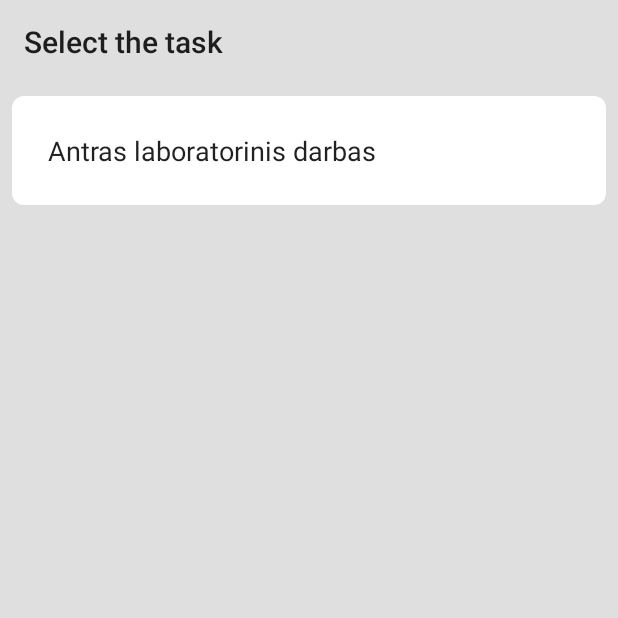
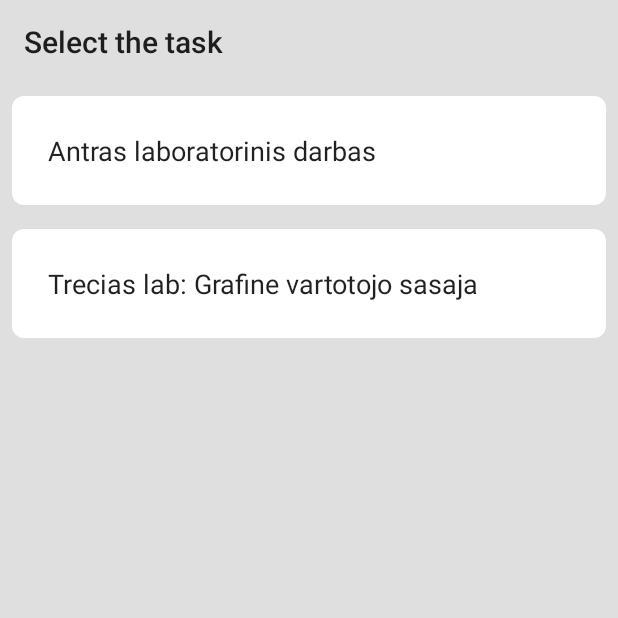
Before and after one commit to gsamsonas/mobiliuju-programavimas, an Android app: the screen it shows after launch (MainActivity), on a phone screen of 412 x 824 dp, the top half of it. Run offline under Robolectric (Android 15) with nearby library versions, the phone set to English and light mode, and no system bars; our stand-ins replace Dagger/Hilt's generated code, Timber, data binding, navigation-ui.

Commit message:
create Graphical Information Input Fragment

```diff
--- a/app/build.gradle
+++ b/app/build.gradle
@@ -21,7 +21,7 @@ android {
     }
 
     dataBinding {
-        enabled = true
+        enabled true
     }
 
     compileOptions {
--- a/app/src/main/java/com/gsamsonas/mobiliujuprogramavimas/fragments/MainFragment.kt
+++ b/app/src/main/java/com/gsamsonas/mobiliujuprogramavimas/fragments/MainFragment.kt
@@ -30,6 +30,9 @@ class MainFragment : Fragment() {
         recyclerView.adapter = SelectLabAdapter(listOf(
             Pair("Antras laboratorinis darbas") {
                 findNavController().navigate(MainFragmentDirections.actionMainFragmentToDynamicTextFragment())
+            },
+            Pair("Trecias lab: Grafine vartotojo sasaja") {
+                findNavController().navigate(MainFragmentDirections.actionMainFragmentToGraphicalInformationInputFragment())
             }
         ))
     }
--- a/app/src/main/res/navigation/navigation_main.xml
+++ b/app/src/main/res/navigation/navigation_main.xml
@@ -13,6 +13,9 @@
         <action
             android:id="@+id/action_mainFragment_to_dynamicTextFragment"
             app:destination="@id/dynamicTextFragment" />
+        <action
+            android:id="@+id/action_mainFragment_to_graphicalInformationInputFragment"
+            app:destination="@id/graphicalInformationInputFragment" />
     </fragment>
     <fragment
         android:id="@+id/dynamicTextFragment"
@@ -32,4 +35,9 @@
             android:name="message"
             app:argType="string" />
     </fragment>
+    <fragment
+        android:id="@+id/graphicalInformationInputFragment"
+        android:name="com.gsamsonas.mobiliujuprogramavimas.fragments.GraphicalInformationInputFragment"
+        android:label="Grafine vartotojo sasaja"
+        tools:layout="@layout/fragment_graphical_information_input"/>
 </navigation>
```
Also changed, not shown: app/src/main/java/com/gsamsonas/mobiliujuprogramavimas/fragments/GraphicalInformationInputFragment.kt (added, +30 -0 lines), app/src/main/java/com/gsamsonas/mobiliujuprogramavimas/viewmodels/GraphicalInformationInputViewModel.kt (added, +7 -0 lines), app/src/main/res/layout/fragment_graphical_information_input.xml (added, +15 -0 lines).
